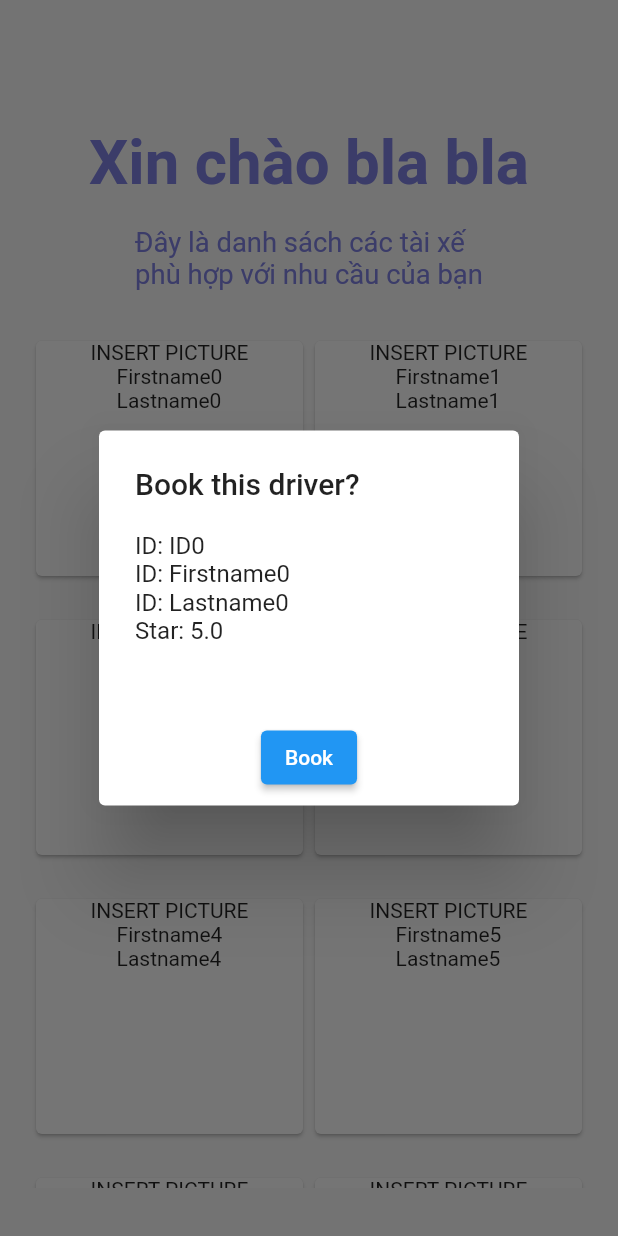
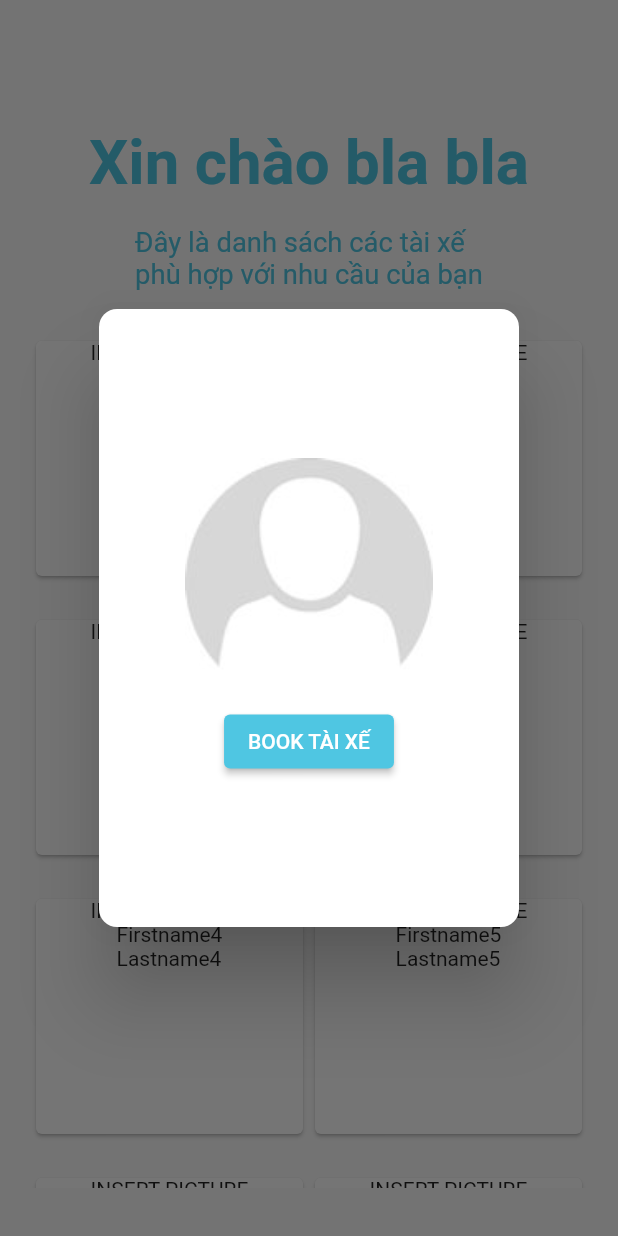
Before and after one commit to carie-knkd/carie-flutter, a Flutter app: the screen it shows after launch, after a tap on "INSERT PICTURE", on a phone screen of 412 x 824 dp. Run offline on Flutter 3.47's test engine with Material 2 defaults, Android fonts, the light colour scheme and no system bars; missing offline and left inert: international_phone_input.

Commit message:
update popup

```diff
--- a/lib/components/constants.dart
+++ b/lib/components/constants.dart
@@ -1,6 +1,6 @@
 import 'package:flutter/material.dart';
 
-const Color kPrimaryColor = Color(0xFF8082E5);
+const Color kPrimaryColor = Color(0xFF4FC6E2);
 const Color kTextColor = Color(0xFF3C4046);
 const Color kBackgroundColor = Color(0xFFF9F8FD);
 
--- a/lib/components/driver_info_widget.dart
+++ b/lib/components/driver_info_widget.dart
@@ -1,4 +1,5 @@
 import 'package:flutter/material.dart';
+import 'package:flutter_go_app/components/constants.dart';
 import 'package:flutter_go_app/model/Driver.dart';
 
 class DriverInfoWidget extends StatelessWidget {
@@ -35,16 +36,29 @@ class DriverInfoWidget extends StatelessWidget {
 }
 
 void showDriverInfo(BuildContext context, Driver driver) {
+  double height = MediaQuery.of(context).size.height;
   showDialog(
       context: context,
-      builder: (BuildContext context) => AlertDialog(
-            title: Text("Book this driver?"),
-            content: Text(driver.toString()),
-            actions: [
-              Center(
-                child: ElevatedButton(
-                    onPressed: () => print("BOOKED"), child: Text("Book")),
+      builder: (BuildContext context) => Dialog(
+            shape: RoundedRectangleBorder(
+                borderRadius: BorderRadius.circular(12.0)),
+            child: Container(
+              height: height / 2,
+              width: height / 3,
+              child: Column(
+                mainAxisAlignment: MainAxisAlignment.center,
+                children: <Widget>[
+                  Image.asset(
+                    'lib/images/empty-avatar.jpg',
+                    scale: 750 / height,
+                  ),
+                  ElevatedButton(
+                    onPressed: () => print("BOOK"),
+                    child: Text("BOOK TÀI XẾ"),
+                    style: ElevatedButton.styleFrom(primary: kPrimaryColor),
+                  ),
+                ],
               ),
-            ],
+            ),
           ));
 }
```
Also changed, not shown: pubspec.yaml (+8 -5 lines), lib/images/empty-avatar.jpg (added).
